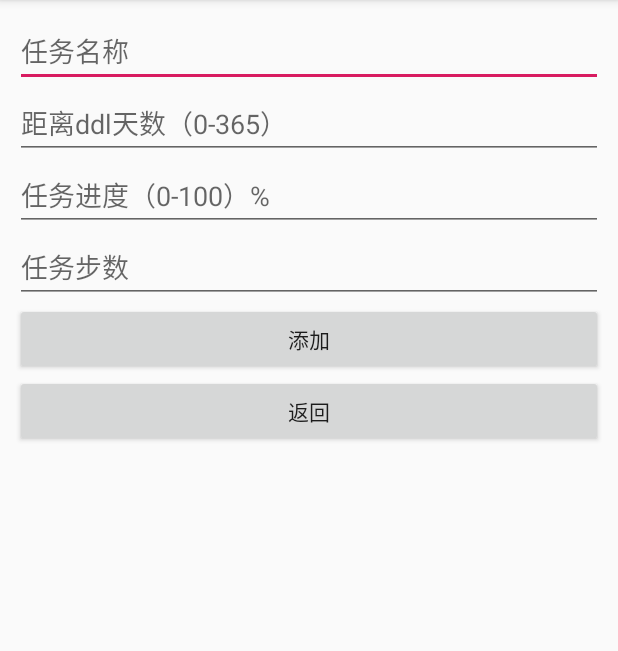
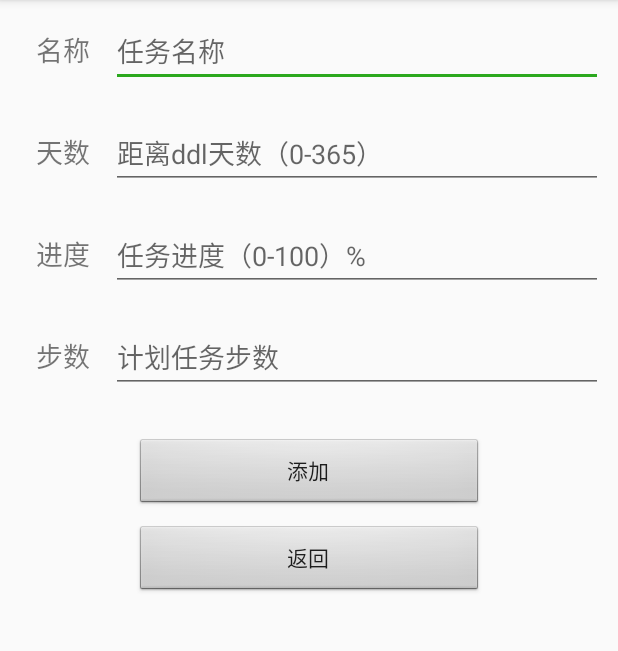
Before and after one commit to scut-wizard/scut-wizard, an Android app: the AddEventActivity screen opened directly, with no data from a screen before it, on a phone screen of 412 x 824 dp, the part 84-735 px from its top. Run offline under Robolectric (Android 15) with nearby library versions, the phone set to English and light mode, and no system bars.

```diff
--- a/app/build.gradle
+++ b/app/build.gradle
@@ -5,7 +5,7 @@ android {
     buildToolsVersion '28.0.2'
     defaultConfig {
         applicationId "com.scut.scutwizard"
-        minSdkVersion 21
+        minSdkVersion 16
         targetSdkVersion 29
         versionCode 1
         versionName "1.0"
--- a/app/src/main/AndroidManifest.xml
+++ b/app/src/main/AndroidManifest.xml
@@ -25,6 +25,7 @@
             android:name=".NoteActivity"
             android:label="DDL助手"></activity>
         <activity android:name=".AddEventActivity"></activity>
+        <activity android:name=".ShowEventActivity"></activity>
         <activity
             android:name=".MapActivity"
             android:label="MapActivity" />
--- a/app/src/main/java/com/scut/scutwizard/noteDatabaseHelper.java
+++ b/app/src/main/java/com/scut/scutwizard/noteDatabaseHelper.java
@@ -16,6 +16,7 @@ public class noteDatabaseHelper extends SQLiteOpenHelper {
             + " daysLeft int,"
             + " progress real,"
             + " step int,"
+            + " rating double,"
             + " finish int)";
 
     @Override
--- a/app/src/main/res/layout/activity_add_event.xml
+++ b/app/src/main/res/layout/activity_add_event.xml
@@ -1,50 +1,124 @@
 <?xml version="1.0" encoding="utf-8"?>
 <LinearLayout xmlns:android="http://schemas.android.com/apk/res/android"
-    android:orientation="vertical"
     android:layout_width="match_parent"
     android:layout_height="match_parent"
+    android:orientation="vertical"
     android:padding="10dp">
+
+    <LinearLayout
+        android:layout_width="match_parent"
+        android:layout_height="wrap_content"
+        android:orientation="horizontal"
+        android:paddingBottom="20dp">
+
+        <TextView
+            android:layout_width="wrap_content"
+            android:layout_height="wrap_content"
+            android:layout_weight="1"
+            android:gravity="center_horizontal"
+            android:text="名称"
+            android:textSize="18sp" />
 
         <EditText
             android:id="@+id/add_event_et_name"
+            android:layout_width="wrap_content"
+            android:layout_height="wrap_content"
+            android:layout_weight="4"
+            android:ems="10"
+            android:hint="任务名称"
+            android:inputType="textPersonName" />
+    </LinearLayout>
+
+    <LinearLayout
         android:layout_width="match_parent"
         android:layout_height="wrap_content"
-        android:ems="10"
-        android:inputType="textPersonName"
-        android:hint="任务名称"/>
+        android:orientation="horizontal"
+        android:paddingBottom="20dp">
+
+        <TextView
+            android:layout_width="wrap_content"
+            android:layout_height="wrap_content"
+            android:layout_weight="1"
+            android:gravity="center_horizontal"
+            android:text="天数"
+            android:textSize="18sp" />
 
         <EditText
             android:id="@+id/add_event_et_daysLeft"
+            android:layout_width="wrap_content"
+            android:layout_height="wrap_content"
+            android:layout_weight="4"
+            android:ems="10"
+            android:hint="距离ddl天数（0-365）"
+            android:inputType="number" />
+    </LinearLayout>
+
+    <LinearLayout
         android:layout_width="match_parent"
         android:layout_height="wrap_content"
-        android:ems="10"
-        android:inputType="number"
-        android:hint="距离ddl天数（0-365）"/>
+        android:orientation="horizontal"
+        android:paddingBottom="20dp">
+
+        <TextView
+            android:layout_width="wrap_content"
+            android:layout_height="wrap_content"
+            android:layout_weight="1"
+            android:gravity="center_horizontal"
+            android:text="进度"
+            android:textSize="18sp" />
 
         <EditText
             android:id="@+id/add_event_et_progress"
+            android:layout_width="wrap_content"
+            android:layout_height="wrap_content"
+            android:layout_weight="4"
+            android:ems="10"
+            android:hint="任务进度（0-100）%"
+            android:inputType="number" />
+    </LinearLayout>
+
+    <LinearLayout
         android:layout_width="match_parent"
         android:layout_height="wrap_content"
-        android:ems="10"
-        android:inputType="number"
-        android:hint="任务进度（0-100）%"/>
+        android:orientation="horizontal"
+        android:paddingBottom="20dp">
+
+        <TextView
+            android:layout_width="wrap_content"
+            android:layout_height="wrap_content"
+            android:layout_weight="1"
+            android:gravity="center_horizontal"
+            android:text="步数"
+            android:textSize="18sp" />
 
         <EditText
             android:id="@+id/add_event_et_step"
-        android:layout_width="match_parent"
+            android:layout_width="wrap_content"
             android:layout_height="wrap_content"
+            android:layout_weight="4"
             android:ems="10"
-        android:inputType="number"
-        android:hint="任务步数"/>
+            android:hint="计划任务步数"
+            android:inputType="number" />
+    </LinearLayout>
+
 
     <Button
         android:id="@+id/confirm_add_btn"
         android:layout_width="match_parent"
         android:layout_height="wrap_content"
+        android:layout_marginLeft="80dp"
+        android:layout_marginTop="10dp"
+        android:layout_marginRight="80dp"
+        android:background="@android:drawable/btn_default"
         android:text="添加" />
+
     <Button
         android:id="@+id/return_btn"
         android:layout_width="match_parent"
         android:layout_height="wrap_content"
+        android:layout_marginLeft="80dp"
+        android:layout_marginTop="10dp"
+        android:layout_marginRight="80dp"
+        android:background="@android:drawable/btn_default"
         android:text="返回" />
 </LinearLayout>
--- /dev/null
+++ b/app/src/main/res/layout/activity_show_event.xml
@@ -0,0 +1,6 @@
+<?xml version="1.0" encoding="utf-8"?>
+<LinearLayout xmlns:android="http://schemas.android.com/apk/res/android"
+    android:orientation="vertical" android:layout_width="match_parent"
+    android:layout_height="match_parent">
+
+</LinearLayout>
--- a/app/src/main/res/values/colors.xml
+++ b/app/src/main/res/values/colors.xml
@@ -3,7 +3,7 @@
     <!--        <color name="colorPrimary">#008577</color>-->
     <!--        <color name="colorPrimaryDark">#00574B</color>-->
     <!--    <color name="colorAccent">#D81B60</color>-->
-    <color name="colorPrimary">#3F51B5</color>
+    <color name="colorPrimary">#3f53b5</color>
     <color name="colorPrimaryDark">#2C387D</color>
-    <color name="colorAccent">#D81B60</color>
+    <color name="colorAccent">#2ba81e</color>
 </resources>
--- a/app/src/main/res/values/strings.xml
+++ b/app/src/main/res/values/strings.xml
@@ -11,7 +11,7 @@
     <string name="menu_back_today">回到本周课表</string>
     <string name="menu_course_add">添加课程</string>
     <string name="navigation_helper">综测助手</string>
-    <string name="navigation_memo">备忘录</string>
+    <string name="navigation_memo">DDL助手</string>
     <string name="navigation_tool">工具</string>
     <string name="navigation_feedback">反馈</string>
     <string name="navigation_setting">设置</string>
```
Also changed, not shown: app/src/main/java/com/scut/scutwizard/AddEventActivity.java (+11 -4 lines), app/src/main/java/com/scut/scutwizard/Event.java (+3 -13 lines), app/src/main/java/com/scut/scutwizard/NoteActivity.java (+8 -6 lines), app/src/main/java/com/scut/scutwizard/ShowEventActivity.java (added, +19 -0 lines), app/src/main/res/layout/activity_note.xml (+34 -9 lines). Lines whose indentation alone changed are shown as unchanged.
